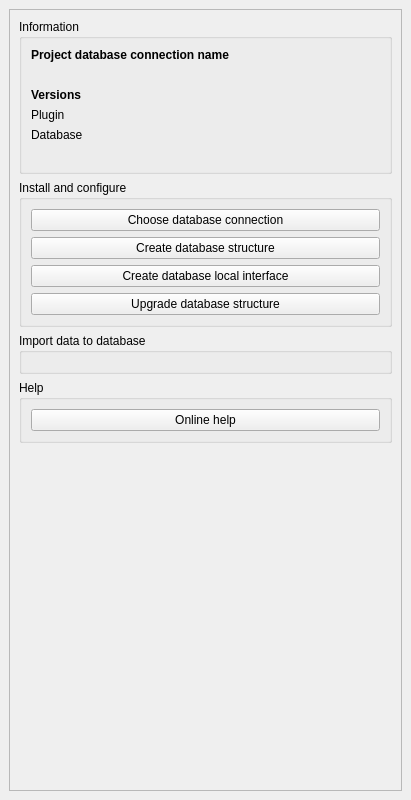
Above: stareau/resources/ui/dockwidget_base.ui from 3liz/qgis-stareau-plugin before the change. Below: the same form after it.
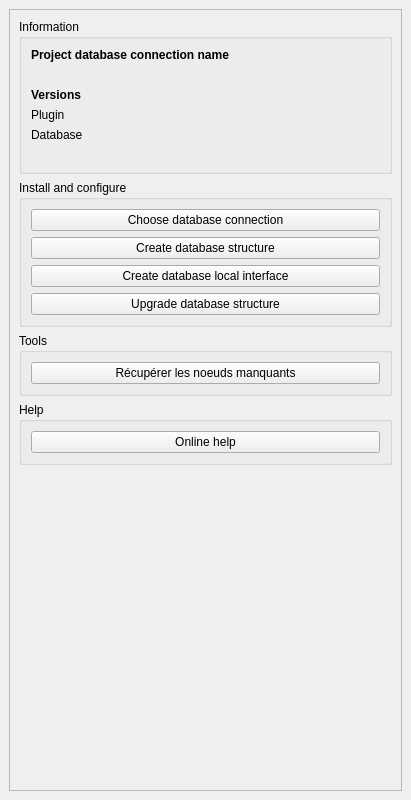
That is the form after the change.

Commit message: Algo Noeuds Manquants

```diff
--- a/stareau/resources/ui/dockwidget_base.ui
+++ b/stareau/resources/ui/dockwidget_base.ui
@@ -167,9 +167,17 @@
         <item>
          <widget class="QGroupBox" name="groupBox_2">
           <property name="title">
-           <string>Import data to database</string>
+           <string>Tools</string>
           </property>
-          <layout class="QVBoxLayout" name="verticalLayout_3"/>
+          <layout class="QVBoxLayout" name="verticalLayout_3">
+           <item>
+            <widget class="QPushButton" name="button_noeud_manquant">
+             <property name="text">
+              <string>Récupérer les noeuds manquants</string>
+             </property>
+            </widget>
+           </item>
+          </layout>
          </widget>
         </item>
         <item>
```
The commit also changes 4 other files.
